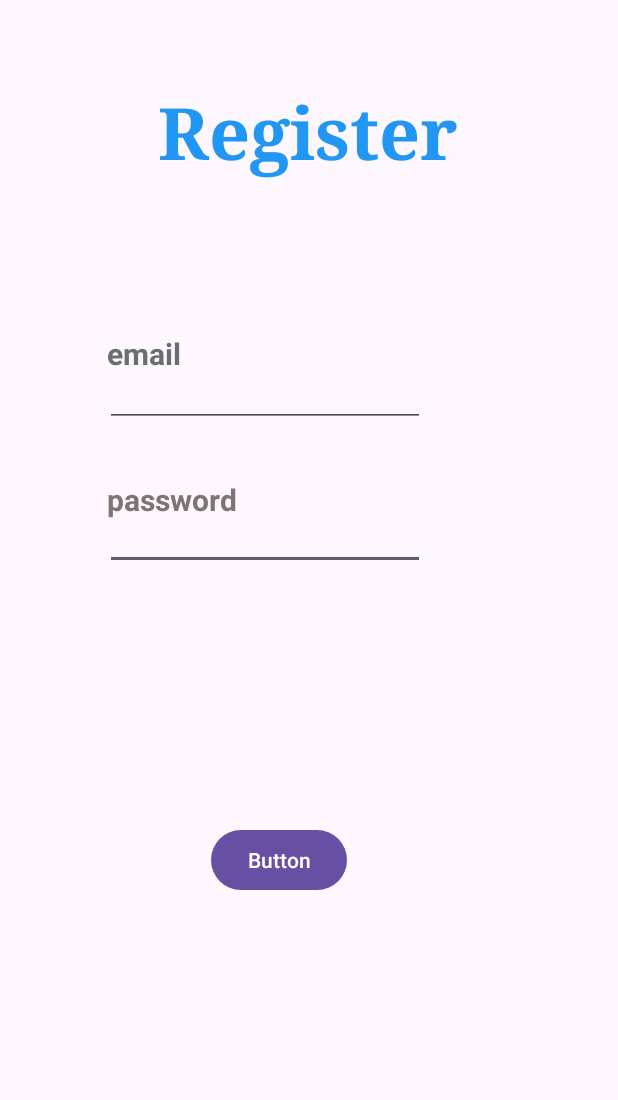
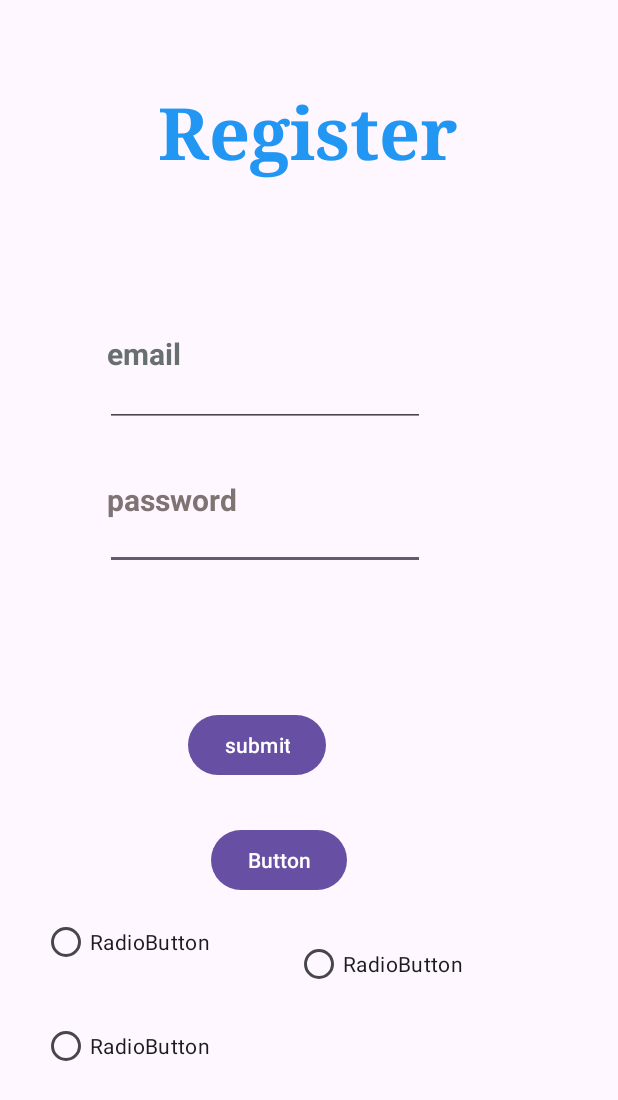
Before and after one commit to noalechner/ALL, an Android app: the Register screen opened directly, with no data from a screen before it, on a phone screen of 412 x 824 dp. Shown: the top 1100 px of the screen. Run offline under Robolectric (Android 15) with nearby library versions, the phone set to English and light mode, and no system bars; our stand-ins replace Firebase (no records; nobody signed in at launch, a user with empty details on screens opened directly).

Commit message:
added host page, student page, login and register works

```diff
--- a/app/src/main/AndroidManifest.xml
+++ b/app/src/main/AndroidManifest.xml
@@ -12,6 +12,12 @@
         android:supportsRtl="true"
         android:theme="@style/Theme.Final"
         tools:targetApi="31">
+        <activity
+            android:name=".RegisterHost"
+            android:exported="false" />
+        <activity
+            android:name=".RegisterStudent"
+            android:exported="false" />
         <activity
             android:name=".TypesVolun"
             android:exported="false" />
--- a/app/src/main/java/com/example/afinal/Register.java
+++ b/app/src/main/java/com/example/afinal/Register.java
@@ -1,9 +1,13 @@
 package com.example.afinal;
 
+import android.content.Context;
+import android.content.Intent;
 import android.os.Bundle;
 import android.view.View;
 import android.widget.Button;
 import android.widget.EditText;
+import android.widget.RadioButton;
+import android.widget.Toast;
 
 import androidx.activity.EdgeToEdge;
 import androidx.appcompat.app.AppCompatActivity;
@@ -16,9 +20,18 @@ import com.google.firebase.auth.FirebaseAuth;
 public class Register extends AppCompatActivity {
 
     private Button buttonReg;
+    private Button submitButton;
     private EditText email;
     private EditText password;
+    private RadioButton teacher;
+    private RadioButton student;
+    private RadioButton host;
+    private static Context context;
 
+//    public Register(Context context) {
+//        this.context = context;
+//    }
+//
     @Override
     protected void onCreate(Bundle savedInstanceState) {
         super.onCreate(savedInstanceState);
@@ -35,6 +48,11 @@ public class Register extends AppCompatActivity {
         email = findViewById(R.id.RegisterEmailAddress);
         password = findViewById(R.id.RegisterPassword);
         buttonReg = findViewById(R.id.buttonOfRegister);
+        submitButton = findViewById(R.id.Submit);
+        teacher = findViewById(R.id.teacher);
+        student = findViewById(R.id.student);
+        host = findViewById(R.id.host);
+
 
         buttonReg.setOnClickListener(new View.OnClickListener() {
             @Override
@@ -44,6 +62,30 @@ public class Register extends AppCompatActivity {
                 f.RegisterUser(sEmailRegister,sPasswordRegister);
             }
         });
+        submitButton.setOnClickListener(new View.OnClickListener() {
+            @Override
+           public void onClick(View v) {
+                Context cntx=getApplicationContext();
+                Toast.makeText(cntx, "noa", Toast.LENGTH_SHORT).show();
 
+//                Class page = RegisterStudent.class;
+                Class page = null;
+                if (host.isChecked())
+                {
+                     page = RegisterHost.class;
+                }
+                if (student.isChecked())
+                {
+                    page = RegisterStudent.class;
+                }
+                Intent intent = new Intent(cntx, page);
+                startActivity(intent);
+//                String sEmail = email.getText().toString().trim();
+//                String sPassword = password.getText().toString().trim();
+//                f.signIn(sEmail,sPassword);
+//               ולעשות לכל סוג אינטנט משלו לוודא שיוזר בוחר  רק דבר אחד
+
+            }
+        });
     }
 }
--- a/app/src/main/java/com/example/afinal/TypesVolun.java
+++ b/app/src/main/java/com/example/afinal/RegisterHost.java
@@ -8,13 +8,13 @@ import androidx.core.graphics.Insets;
 import androidx.core.view.ViewCompat;
 import androidx.core.view.WindowInsetsCompat;
 
-public class TypesVolun extends AppCompatActivity {
+public class RegisterHost extends AppCompatActivity {
 
     @Override
     protected void onCreate(Bundle savedInstanceState) {
         super.onCreate(savedInstanceState);
         EdgeToEdge.enable(this);
-        setContentView(R.layout.activity_types_volun);
+        setContentView(R.layout.activity_register_host);
         ViewCompat.setOnApplyWindowInsetsListener(findViewById(R.id.main), (v, insets) -> {
             Insets systemBars = insets.getInsets(WindowInsetsCompat.Type.systemBars());
             v.setPadding(systemBars.left, systemBars.top, systemBars.right, systemBars.bottom);
--- a/app/src/main/res/layout/activity_main.xml
+++ b/app/src/main/res/layout/activity_main.xml
@@ -11,11 +11,11 @@
         android:id="@+id/LoginEmail"
         android:layout_width="wrap_content"
         android:layout_height="wrap_content"
+        android:ems="10"
         android:hint="enter your email"
-        android:ems="10"
 
 
-        android:inputType="numberDecimal"
+        android:inputType="text"
         android:textColor="#D4948787"
         android:textColorHighlight="#D4948787"
         app:layout_constraintBottom_toBottomOf="parent"
@@ -23,7 +23,7 @@
         app:layout_constraintHorizontal_bias="0.407"
         app:layout_constraintStart_toStartOf="parent"
         app:layout_constraintTop_toTopOf="parent"
-        app:layout_constraintVertical_bias="0.209" />
+        app:layout_constraintVertical_bias="0.211" />
 
     <EditText
         android:id="@+id/LoginPassword"
--- a/app/src/main/res/layout/activity_register.xml
+++ b/app/src/main/res/layout/activity_register.xml
@@ -99,4 +99,52 @@
         app:layout_constraintTop_toTopOf="parent"
         app:layout_constraintVertical_bias="0.307" />
 
+    <Button
+        android:id="@+id/Submit"
+        android:layout_width="wrap_content"
+        android:layout_height="wrap_content"
+        android:text="submit"
+        app:layout_constraintBottom_toBottomOf="parent"
+        app:layout_constraintEnd_toEndOf="parent"
+        app:layout_constraintHorizontal_bias="0.391"
+        app:layout_constraintStart_toStartOf="parent"
+        app:layout_constraintTop_toTopOf="parent"
+        app:layout_constraintVertical_bias="0.609" />
+
+    <RadioButton
+        android:id="@+id/teacher"
+        android:layout_width="wrap_content"
+        android:layout_height="wrap_content"
+        android:text="RadioButton"
+        app:layout_constraintBottom_toBottomOf="parent"
+        app:layout_constraintEnd_toEndOf="parent"
+        app:layout_constraintHorizontal_bias="0.093"
+        app:layout_constraintStart_toStartOf="parent"
+        app:layout_constraintTop_toTopOf="parent"
+        app:layout_constraintVertical_bias="0.778" />
+
+    <RadioButton
+        android:id="@+id/student"
+        android:layout_width="wrap_content"
+        android:layout_height="wrap_content"
+        android:text="RadioButton"
+        app:layout_constraintBottom_toBottomOf="parent"
+        app:layout_constraintEnd_toEndOf="parent"
+        app:layout_constraintHorizontal_bias="0.093"
+        app:layout_constraintStart_toStartOf="parent"
+        app:layout_constraintTop_toTopOf="parent"
+        app:layout_constraintVertical_bias="0.868" />
+
+    <RadioButton
+        android:id="@+id/host"
+        android:layout_width="wrap_content"
+        android:layout_height="wrap_content"
+        android:text="RadioButton"
+        app:layout_constraintBottom_toBottomOf="parent"
+        app:layout_constraintEnd_toEndOf="parent"
+        app:layout_constraintHorizontal_bias="0.655"
+        app:layout_constraintStart_toStartOf="parent"
+        app:layout_constraintTop_toTopOf="parent"
+        app:layout_constraintVertical_bias="0.797" />
+
 </androidx.constraintlayout.widget.ConstraintLayout>
```
Also changed, not shown: app/src/main/java/com/example/afinal/MainActivity.java (+0 -7 lines), app/src/main/java/com/example/afinal/RegisterStudent.java (added, +24 -0 lines), app/src/main/res/layout/activity_register_host.xml (added, +25 -0 lines), app/src/main/res/layout/activity_register_student.xml (added, +17 -0 lines), app/src/main/res/layout/activity_types_volun.xml (deleted, +0 -29 lines).
